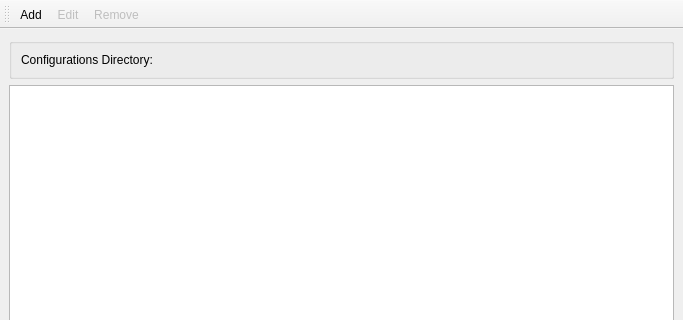
Qt form Globe/Core/properties_mainwindow.ui (igormironchik/globe-como) before a commit; both pictures show x 0 to 683 and y 0 to 320 of the 683 by 462 pixel window.
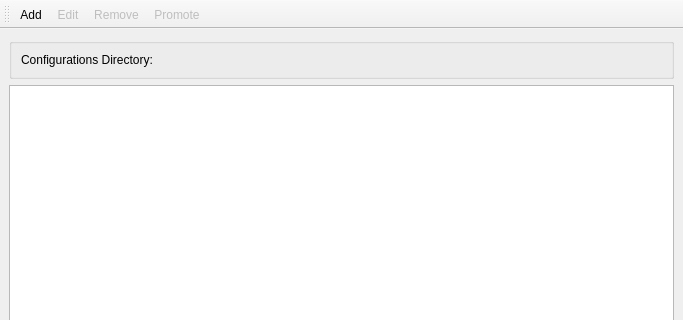
The same form after that commit. Icons and pictures are not drawn. Custom widgets are drawn as their Qt base class.

Commit message: Added opportunity to promote properties.

Diff of the .ui file:
```diff
--- a/Globe/Core/properties_mainwindow.ui
+++ b/Globe/Core/properties_mainwindow.ui
@@ -64,6 +64,7 @@
    <addaction name="m_addAction"/>
    <addaction name="m_editAction"/>
    <addaction name="m_removeAction"/>
+   <addaction name="m_promoteAction"/>
   </widget>
   <action name="m_addAction">
    <property name="icon">
@@ -107,6 +108,21 @@
     <string>Edit Properties</string>
    </property>
   </action>
+  <action name="m_promoteAction">
+   <property name="enabled">
+    <bool>false</bool>
+   </property>
+   <property name="icon">
+    <iconset resource="resources.qrc">
+     <normaloff>:/img/export_22x22.png</normaloff>:/img/export_22x22.png</iconset>
+   </property>
+   <property name="text">
+    <string>Promote</string>
+   </property>
+   <property name="toolTip">
+    <string>Promote properties to the new one</string>
+   </property>
+  </action>
  </widget>
  <customwidgets>
   <customwidget>
```
The commit also changes 8 other files.
